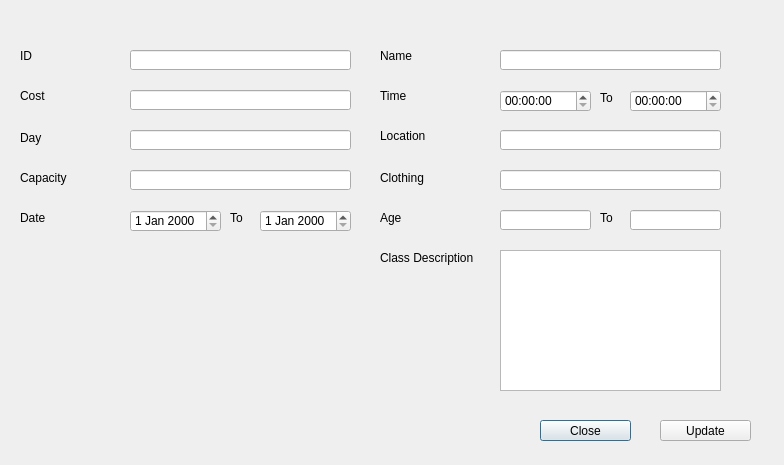
This is together/search_class/Classinfo.ui in SDSMT-CSC464-F15/dancesoft as Qt 5 draws it before an edit. The edited form follows.
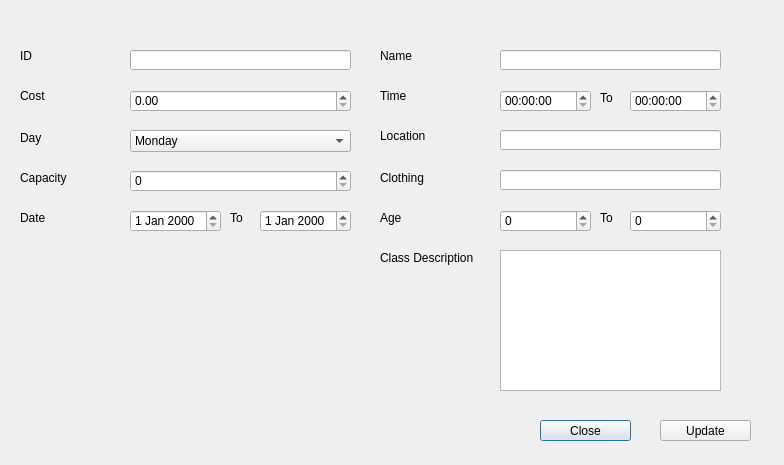
This is the edited form.

```diff
--- a/together/search_class/Classinfo.ui
+++ b/together/search_class/Classinfo.ui
@@ -153,26 +153,6 @@
     </rect>
    </property>
   </widget>
-  <widget class="QLineEdit" name="Cost_detail_lineEdit">
-   <property name="geometry">
-    <rect>
-     <x>130</x>
-     <y>90</y>
-     <width>221</width>
-     <height>20</height>
-    </rect>
-   </property>
-  </widget>
-  <widget class="QLineEdit" name="Capacity_detail_lineEdit">
-   <property name="geometry">
-    <rect>
-     <x>130</x>
-     <y>170</y>
-     <width>221</width>
-     <height>20</height>
-    </rect>
-   </property>
-  </widget>
   <widget class="QLineEdit" name="Location_detail_lineEdit">
    <property name="geometry">
     <rect>
@@ -203,16 +183,6 @@
     </rect>
    </property>
   </widget>
-  <widget class="QLineEdit" name="Age_start_detail_lineEdit">
-   <property name="geometry">
-    <rect>
-     <x>500</x>
-     <y>210</y>
-     <width>91</width>
-     <height>20</height>
-    </rect>
-   </property>
-  </widget>
   <widget class="QPushButton" name="Close_detail_btn">
    <property name="geometry">
     <rect>
@@ -295,16 +265,6 @@
     <string>To</string>
    </property>
   </widget>
-  <widget class="QLineEdit" name="Day_detail_lineEdit">
-   <property name="geometry">
-    <rect>
-     <x>130</x>
-     <y>130</y>
-     <width>221</width>
-     <height>20</height>
-    </rect>
-   </property>
-  </widget>
   <widget class="QDateEdit" name="Date_start_detail_dateEdit">
    <property name="geometry">
     <rect>
@@ -338,16 +298,6 @@
     <string>To</string>
    </property>
   </widget>
-  <widget class="QLineEdit" name="Age_end_detail_lineEdit">
-   <property name="geometry">
-    <rect>
-     <x>630</x>
-     <y>210</y>
-     <width>91</width>
-     <height>20</height>
-    </rect>
-   </property>
-  </widget>
   <widget class="QLabel" name="Age_to_detail_label">
    <property name="geometry">
     <rect>
@@ -361,6 +311,91 @@
     <string>To</string>
    </property>
   </widget>
+  <widget class="QComboBox" name="Day_detail_comboBox">
+   <property name="geometry">
+    <rect>
+     <x>130</x>
+     <y>130</y>
+     <width>221</width>
+     <height>22</height>
+    </rect>
+   </property>
+   <item>
+    <property name="text">
+     <string>Monday</string>
+    </property>
+   </item>
+   <item>
+    <property name="text">
+     <string>Tuesday</string>
+    </property>
+   </item>
+   <item>
+    <property name="text">
+     <string>Wednesday</string>
+    </property>
+   </item>
+   <item>
+    <property name="text">
+     <string>Thursday</string>
+    </property>
+   </item>
+   <item>
+    <property name="text">
+     <string>Friday</string>
+    </property>
+   </item>
+   <item>
+    <property name="text">
+     <string>Saturday</string>
+    </property>
+   </item>
+   <item>
+    <property name="text">
+     <string>Sunday</string>
+    </property>
+   </item>
+  </widget>
+  <widget class="QSpinBox" name="Capacity_detail_spinBox">
+   <property name="geometry">
+    <rect>
+     <x>130</x>
+     <y>170</y>
+     <width>221</width>
+     <height>22</height>
+    </rect>
+   </property>
+  </widget>
+  <widget class="QDoubleSpinBox" name="Cost_detail_doubleSpinBox">
+   <property name="geometry">
+    <rect>
+     <x>130</x>
+     <y>90</y>
+     <width>221</width>
+     <height>22</height>
+    </rect>
+   </property>
+  </widget>
+  <widget class="QSpinBox" name="Age_start_detail_spinBox">
+   <property name="geometry">
+    <rect>
+     <x>500</x>
+     <y>210</y>
+     <width>91</width>
+     <height>22</height>
+    </rect>
+   </property>
+  </widget>
+  <widget class="QSpinBox" name="Age_end_detail_spinBox">
+   <property name="geometry">
+    <rect>
+     <x>630</x>
+     <y>210</y>
+     <width>91</width>
+     <height>22</height>
+    </rect>
+   </property>
+  </widget>
  </widget>
  <resources/>
  <connections/>
```
